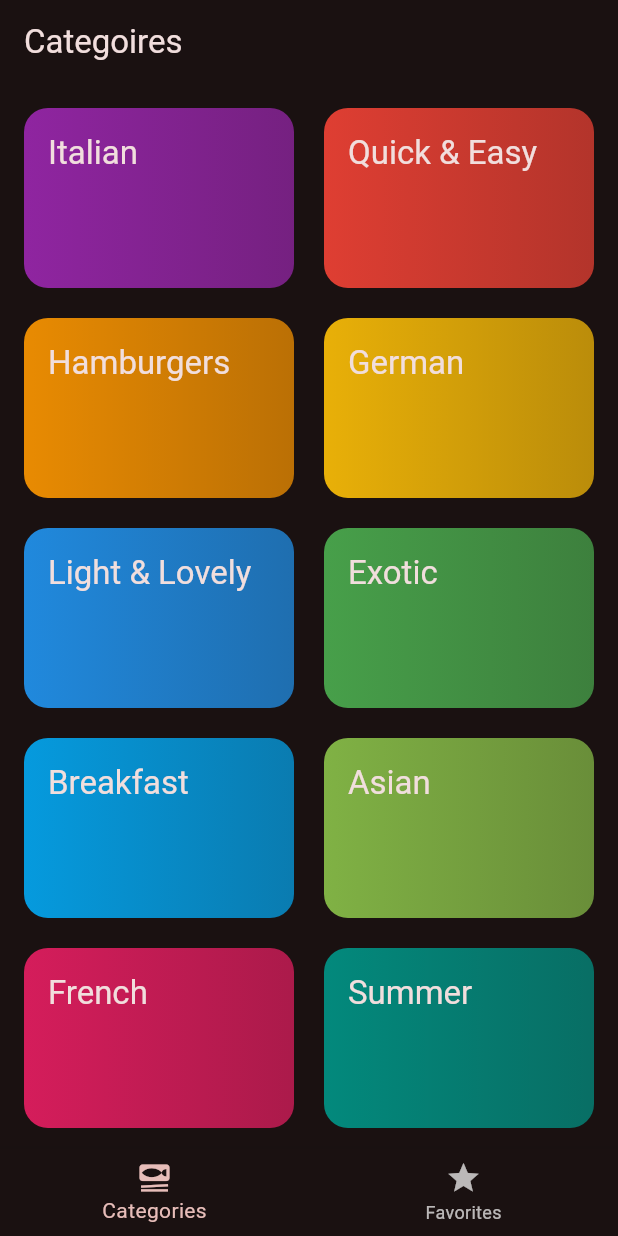
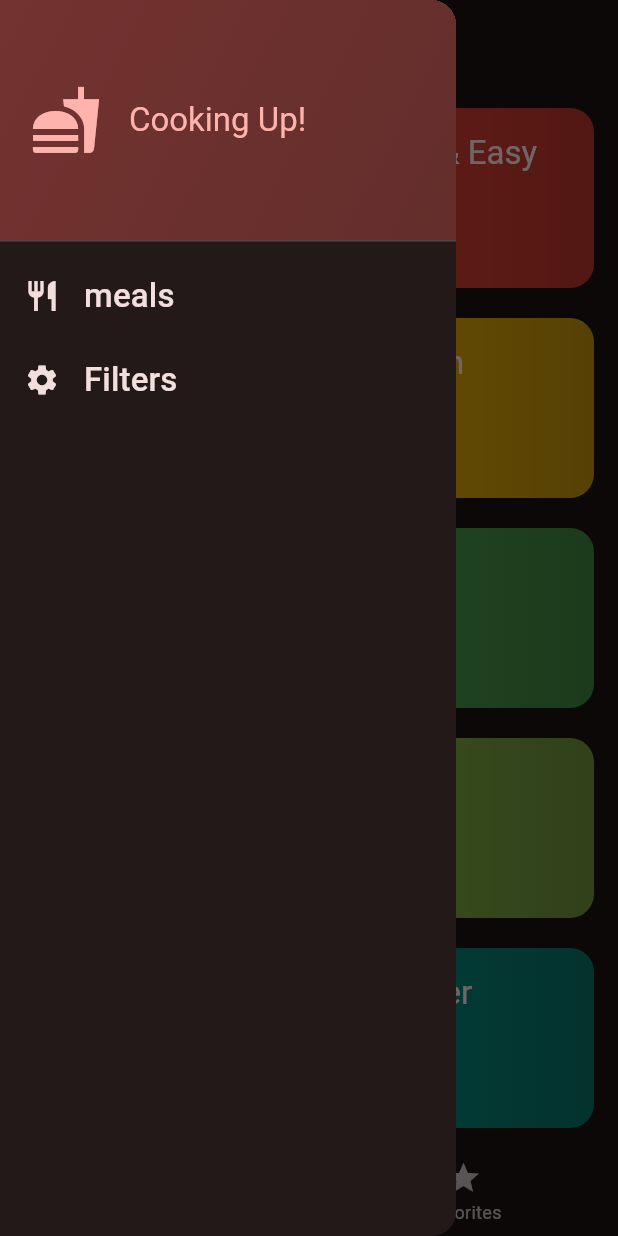
Before and after one commit to JoaoVitorLima242/meals_app_flutter, a Flutter app: the screen it shows after launch, with the side drawer open (before the commit the screen has no drawer), on a phone screen of 412 x 824 dp. Run offline on Flutter 3.47's test engine with Material 2 defaults, Android fonts, the phone set to English and light mode, and no system bars; our stand-ins replace transparent_image.

Commit message:
some components

```diff
--- a/lib/features/tab_bar/tab_bar_screen.dart
+++ b/lib/features/tab_bar/tab_bar_screen.dart
@@ -2,6 +2,7 @@ import 'package:flutter/material.dart';
 import 'package:meals_app/features/categories/categories_screen.dart';
 import 'package:meals_app/features/meals/meals_screen.dart';
 import 'package:meals_app/features/tab_bar/widgets/bottom_tab_bar.dart';
+import 'package:meals_app/features/tab_bar/widgets/main_drawer.dart';
 import 'package:meals_app/models/meal.dart';
 
 class TabBarScreen extends StatefulWidget {
@@ -49,12 +50,22 @@ class _TabBarScreen extends State<TabBarScreen> {
     });
   }
 
+  void _setScreen(DrawerRoutes identifier) {
+    switch (identifier) {
+      case DrawerRoutes.meals:
+        Navigator.of(context).pop();
+        break;
+      case DrawerRoutes.filters:
+        break;
+    }
+  }
+
   @override
   Widget build(BuildContext context) {
     Widget activePage = CategoriesScreen(
       onToggleFavorite: _toggleMealFavoriteStatues,
     );
-    String? activePageTitle = 'Categoires';
+    String? activePageTitle = 'Categories';
 
     if (_selectedRageIndex == 1) {
       activePage = MealsScreen(
@@ -69,6 +80,9 @@ class _TabBarScreen extends State<TabBarScreen> {
         title: Text(activePageTitle),
       ),
       body: activePage,
+      drawer: MainDrawer(
+        onSelectScreen: _setScreen,
+      ),
       bottomNavigationBar: BottomTabBar(
         currentIndexPage: _selectedRageIndex,
         onSelectPage: _onSelectPage,
--- /dev/null
+++ b/lib/features/tab_bar/widgets/drawer_list_item.dart
@@ -0,0 +1,32 @@
+import 'package:flutter/material.dart';
+
+class DrawerListItem extends StatelessWidget {
+  const DrawerListItem(
+      {super.key,
+      required this.icon,
+      required this.title,
+      required this.onTap});
+
+  final IconData icon;
+  final String title;
+  final void Function() onTap;
+
+  @override
+  Widget build(BuildContext context) {
+    return ListTile(
+      onTap: onTap,
+      leading: Icon(
+        icon,
+        size: 24,
+        color: Theme.of(context).colorScheme.onBackground,
+      ),
+      title: Text(
+        title,
+        style: Theme.of(context).textTheme.titleSmall!.copyWith(
+              color: Theme.of(context).colorScheme.onBackground,
+              fontSize: 22,
+            ),
+      ),
+    );
+  }
+}
--- /dev/null
+++ b/lib/features/tab_bar/widgets/main_drawer.dart
@@ -0,0 +1,62 @@
+import 'package:flutter/material.dart';
+import 'package:meals_app/features/tab_bar/widgets/drawer_list_item.dart';
+
+enum DrawerRoutes { filters, meals }
+
+class MainDrawer extends StatelessWidget {
+  const MainDrawer({super.key, required this.onSelectScreen});
+
+  final void Function(DrawerRoutes identifier) onSelectScreen;
+
+  @override
+  Widget build(BuildContext context) {
+    return Drawer(
+      child: Column(children: [
+        DrawerHeader(
+          padding: const EdgeInsets.all(20),
+          decoration: BoxDecoration(
+            gradient: LinearGradient(
+              colors: [
+                Theme.of(context).colorScheme.primaryContainer,
+                Theme.of(context).colorScheme.primaryContainer.withOpacity(0.8),
+              ],
+              begin: Alignment.topLeft,
+              end: Alignment.bottomRight,
+            ),
+          ),
+          child: Row(
+            children: [
+              Icon(
+                Icons.fastfood,
+                size: 48,
+                color: Theme.of(context).colorScheme.primary,
+              ),
+              const SizedBox(width: 18),
+              Text(
+                'Cooking Up!',
+                style: Theme.of(context)
+                    .textTheme
+                    .titleLarge!
+                    .copyWith(color: Theme.of(context).colorScheme.primary),
+              )
+            ],
+          ),
+        ),
+        DrawerListItem(
+          onTap: () {
+            onSelectScreen(DrawerRoutes.meals);
+          },
+          icon: Icons.restaurant,
+          title: "meals",
+        ),
+        DrawerListItem(
+          onTap: () {
+            onSelectScreen(DrawerRoutes.filters);
+          },
+          icon: Icons.settings,
+          title: "Filters",
+        ),
+      ]),
+    );
+  }
+}
```
Also changed, not shown: lib/features/filters/filters_screen.dart (added, +46 -0 lines), 1 other file.
